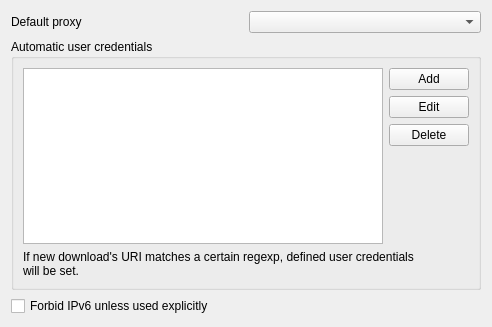
Above: src/engines/SettingsHttpForm.ui from LubosD/fatrat before the change. Below: the same form after it.
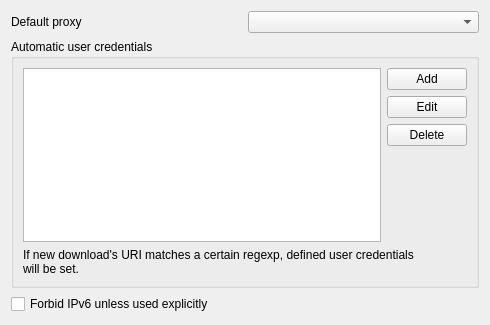
That is the form after the change. Icons and pictures are not drawn.

Commit message: The main menu now includes settings subpages

```diff
--- a/src/engines/SettingsHttpForm.ui
+++ b/src/engines/SettingsHttpForm.ui
@@ -1,12 +1,12 @@
 <ui version="4.0" >
  <class>SettingsHttpForm</class>
- <widget class="QWidget" name="SettingsHttpForm" >
-  <property name="geometry" >
+ <widget class="QWidget" name="SettingsHttpForm">
+  <property name="geometry">
    <rect>
     <x>0</x>
     <y>0</y>
-    <width>492</width>
-    <height>327</height>
+    <width>490</width>
+    <height>325</height>
    </rect>
   </property>
   <property name="windowTitle" >
```
Left out of the diff: 86 changed lines with no effect on the pictures. The commit also changes 21 other files.
